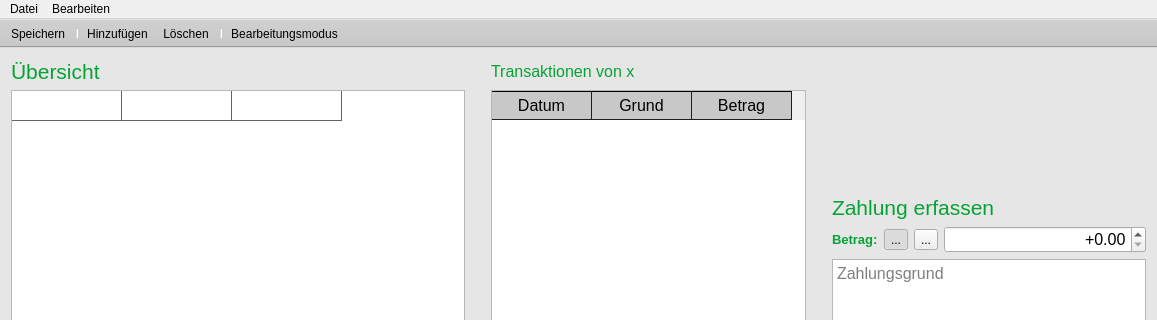
First picture: the form in mainwindow.ui, repository Snickers03/KlassenkassenManager, before the edit; both pictures show x 0 to 1157 and y 0 to 320 of the 1157 by 764 pixel window.
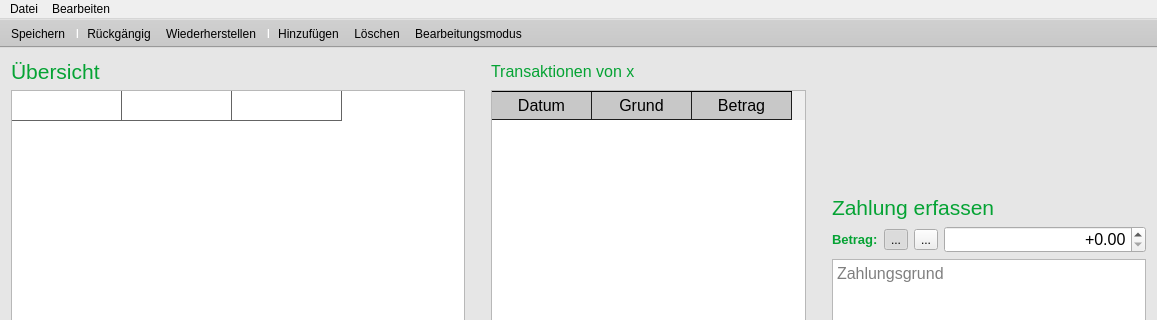
Second picture: the form after the edit. Icons and pictures are not drawn.

Commit message: undo/redo for edit

```diff
--- a/mainwindow.ui
+++ b/mainwindow.ui
@@ -50,7 +50,7 @@
 
 QTableWidget::item:selected {
 	color: rgb(0, 0, 0);
-	background-color: #99EA44;
+	background: #99EA44;
 }
 
 QHeaderView::section {
@@ -876,9 +876,11 @@
    </attribute>
    <addaction name="actionSpeichern"/>
    <addaction name="separator"/>
+   <addaction name="actionUndo"/>
+   <addaction name="actionRedo"/>
+   <addaction name="separator"/>
    <addaction name="addStudent"/>
    <addaction name="deleteStudent"/>
-   <addaction name="separator"/>
    <addaction name="actionEditMode"/>
   </widget>
   <action name="actionSpeichern">
```
The commit also changes 11 other files.
